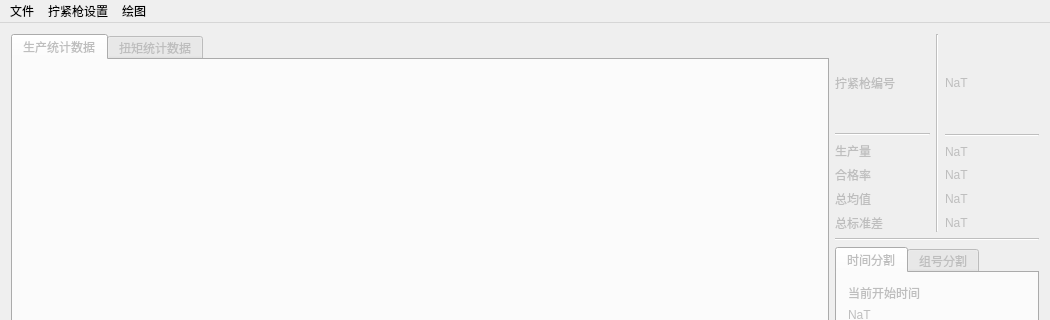
Above: mainwindow.ui from Sanvenir/db_process before the change; both pictures show x 0 to 1050 and y 0 to 320 of the 1050 by 598 pixel window. Below: the same form after it.
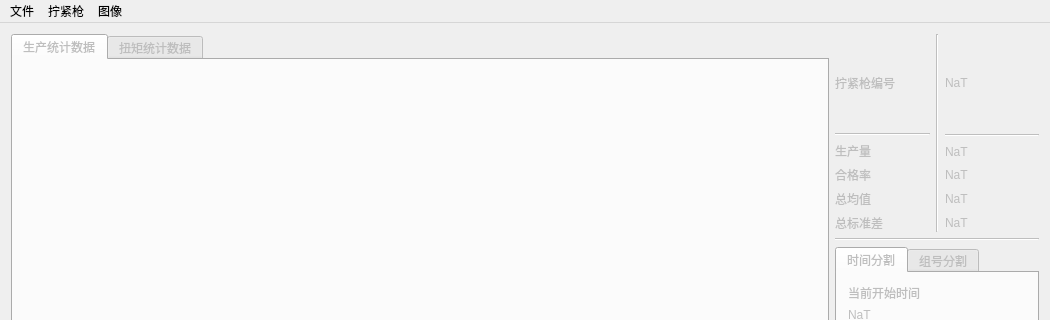
That is the form after the change.

Commit message: 细节修改，考虑到警告语句

The edit to the form file:
```diff
--- a/mainwindow.ui
+++ b/mainwindow.ui
@@ -564,7 +564,7 @@
      <x>0</x>
      <y>0</y>
      <width>1050</width>
-     <height>26</height>
+     <height>21</height>
     </rect>
    </property>
    <widget class="QMenu" name="menuFile">
@@ -576,13 +576,13 @@
    </widget>
    <widget class="QMenu" name="menuSpindle">
     <property name="title">
-     <string>拧紧枪设置</string>
+     <string>拧紧枪</string>
     </property>
     <addaction name="actionChange_Spindle_ID"/>
    </widget>
    <widget class="QMenu" name="menuPlot">
     <property name="title">
-     <string>绘图</string>
+     <string>图像</string>
     </property>
     <widget class="QMenu" name="menuspc_figure">
      <property name="enabled">
```
Left out of the diff: 9 changed lines with no effect on the pictures. The commit also changes 2 other files.
